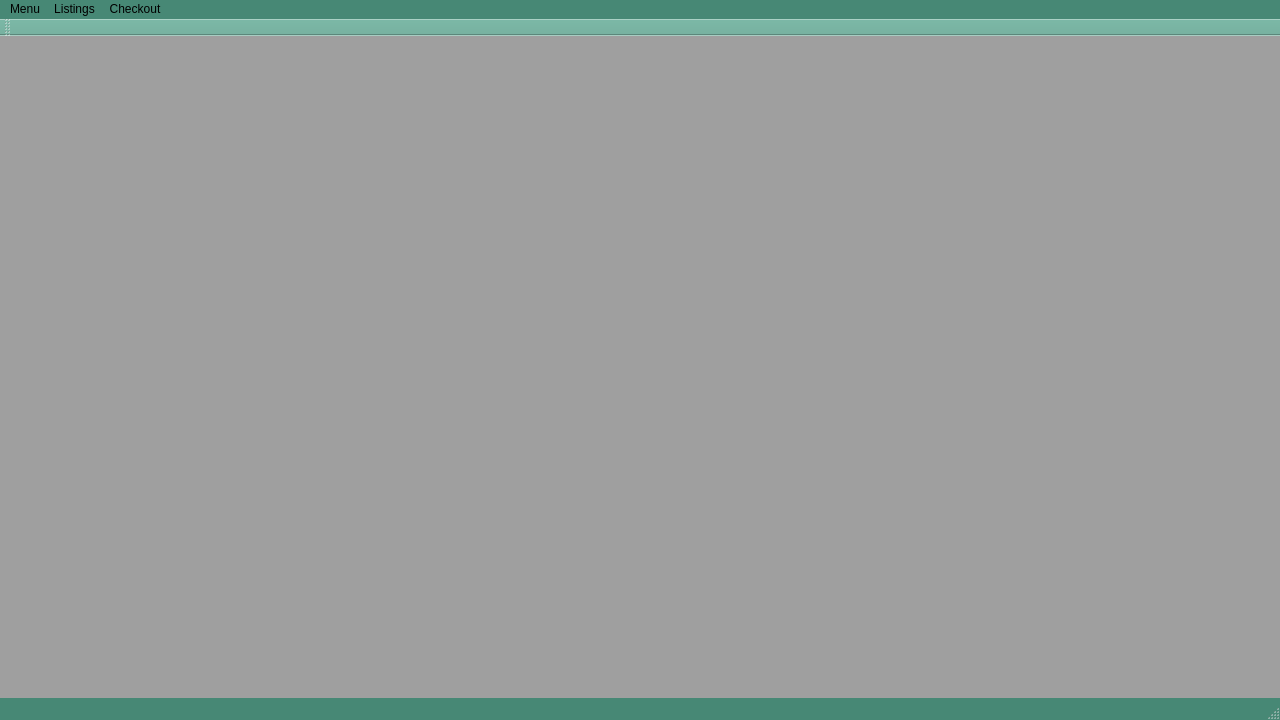
Qt form Project/ShoppingCartV4/mainwindow.ui (Bhitt/Hitt_Branden_CIS17B_48037) before a commit.
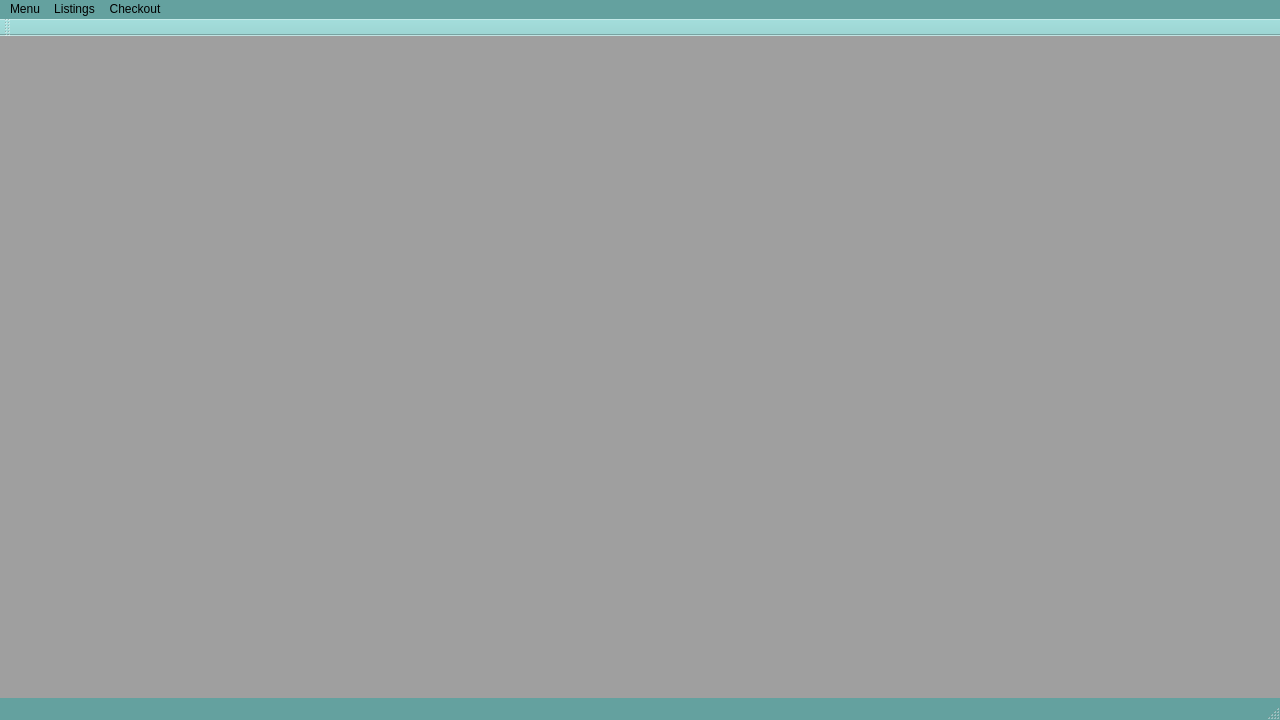
The same form after that commit. Icons and pictures are not drawn.

The edit to the form file:
```diff
--- a/Project/ShoppingCartV4/mainwindow.ui
+++ b/Project/ShoppingCartV4/mainwindow.ui
@@ -54,7 +54,7 @@
    </property>
    <property name="styleSheet">
     <string notr="true">#menuBar{
-background-color: rgb(71, 136, 117);
+background-color: rgb(100, 161, 159);
 }</string>
    </property>
    <widget class="QMenu" name="menuMenu">
@@ -90,21 +90,21 @@
   <widget class="QStatusBar" name="statusBar">
    <property name="styleSheet">
     <string notr="true">#statusBar{
-background-color: rgb(71, 136, 117);
+background-color: rgb(100, 161, 159);
 }</string>
    </property>
   </widget>
   <widget class="QToolBar" name="mainToolBar">
    <property name="styleSheet">
     <string notr="true">#mainToolBar{
-background-color: rgb(119, 177, 160);
+background-color: rgb(157, 213, 211);
 }</string>
    </property>
    <attribute name="toolBarArea">
     <enum>TopToolBarArea</enum>
    </attribute>
    <attribute name="toolBarBreak">
-    <bool>true</bool>
+    <bool>false</bool>
    </attribute>
   </widget>
   <action name="actionChange_User">
```
Left out of the diff: 8 changed lines with no effect on the pictures.
